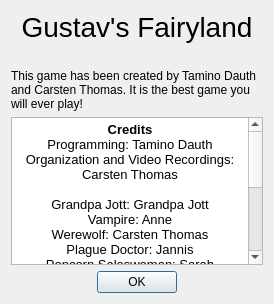
Qt form ui/aboutdialog.ui (tdauth/gustavsfairyland) before a commit.
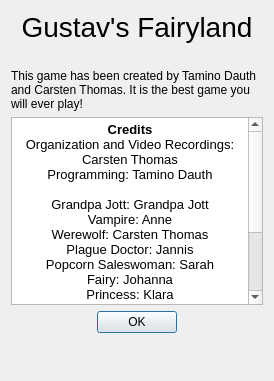
The same form after that commit. Icons and pictures are not drawn.

```diff
--- a/ui/aboutdialog.ui
+++ b/ui/aboutdialog.ui
@@ -7,29 +7,19 @@
     <x>0</x>
     <y>0</y>
     <width>274</width>
-    <height>304</height>
+    <height>381</height>
    </rect>
   </property>
   <property name="maximumSize">
    <size>
-    <width>274</width>
-    <height>304</height>
+    <width>16777215</width>
+    <height>16777215</height>
    </size>
   </property>
   <property name="windowTitle">
    <string>About Gustav's Faryland</string>
   </property>
   <layout class="QGridLayout" name="gridLayout">
-   <item row="5" column="0">
-    <widget class="QDialogButtonBox" name="buttonBox">
-     <property name="standardButtons">
-      <set>QDialogButtonBox::Ok</set>
-     </property>
-     <property name="centerButtons">
-      <bool>true</bool>
-     </property>
-    </widget>
-   </item>
    <item row="1" column="0">
     <widget class="QLabel" name="label">
      <property name="sizePolicy">
@@ -49,19 +39,6 @@
      </property>
     </widget>
    </item>
-   <item row="2" column="0">
-    <widget class="QLabel" name="label_2">
-     <property name="text">
-      <string>This game has been created by Tamino Dauth and Carsten Thomas. It is the best game you will ever play!</string>
-     </property>
-     <property name="scaledContents">
-      <bool>false</bool>
-     </property>
-     <property name="wordWrap">
-      <bool>true</bool>
-     </property>
-    </widget>
-   </item>
    <item row="0" column="0">
     <widget class="QLabel" name="label_3">
      <property name="font">
@@ -77,19 +54,6 @@
      </property>
     </widget>
    </item>
-   <item row="4" column="0">
-    <spacer name="verticalSpacer">
-     <property name="orientation">
-      <enum>Qt::Vertical</enum>
-     </property>
-     <property name="sizeHint" stdset="0">
-      <size>
-       <width>20</width>
-       <height>40</height>
-      </size>
-     </property>
-    </spacer>
-   </item>
    <item row="3" column="0">
     <widget class="QTextBrowser" name="textBrowser">
      <property name="html">
@@ -98,19 +62,19 @@
 p, li { white-space: pre-wrap; }
 &lt;/style&gt;&lt;/head&gt;&lt;body style=&quot; font-family:'MS Shell Dlg 2'; font-size:8.25pt; font-weight:400; font-style:normal;&quot;&gt;
 &lt;p align=&quot;center&quot; style=&quot; margin-top:0px; margin-bottom:0px; margin-left:0px; margin-right:0px; -qt-block-indent:0; text-indent:0px;&quot;&gt;&lt;span style=&quot; font-family:'Sans Serif'; font-size:10pt; font-weight:600;&quot;&gt;Credits&lt;/span&gt;&lt;/p&gt;
-&lt;p align=&quot;center&quot; style=&quot; margin-top:0px; margin-bottom:0px; margin-left:0px; margin-right:0px; -qt-block-indent:0; text-indent:0px;&quot;&gt;&lt;span style=&quot; font-family:'Sans Serif'; font-size:10pt;&quot;&gt;Programming: Tamino Dauth&lt;/span&gt;&lt;/p&gt;
 &lt;p align=&quot;center&quot; style=&quot; margin-top:0px; margin-bottom:0px; margin-left:0px; margin-right:0px; -qt-block-indent:0; text-indent:0px;&quot;&gt;&lt;span style=&quot; font-family:'Sans Serif'; font-size:10pt;&quot;&gt;Organization and Video Recordings: Carsten Thomas&lt;/span&gt;&lt;/p&gt;
+&lt;p align=&quot;center&quot; style=&quot; margin-top:0px; margin-bottom:0px; margin-left:0px; margin-right:0px; -qt-block-indent:0; text-indent:0px;&quot;&gt;&lt;span style=&quot; font-family:'Sans Serif'; font-size:10pt;&quot;&gt;Programming: Tamino Dauth&lt;/span&gt;&lt;/p&gt;
 &lt;p align=&quot;center&quot; style=&quot;-qt-paragraph-type:empty; margin-top:0px; margin-bottom:0px; margin-left:0px; margin-right:0px; -qt-block-indent:0; text-indent:0px; font-family:'Sans Serif'; font-size:10pt;&quot;&gt;&lt;br /&gt;&lt;/p&gt;
 &lt;p align=&quot;center&quot; style=&quot; margin-top:0px; margin-bottom:0px; margin-left:0px; margin-right:0px; -qt-block-indent:0; text-indent:0px;&quot;&gt;&lt;span style=&quot; font-family:'Sans Serif'; font-size:10pt;&quot;&gt;Grandpa Jott: Grandpa Jott&lt;/span&gt;&lt;/p&gt;
 &lt;p align=&quot;center&quot; style=&quot; margin-top:0px; margin-bottom:0px; margin-left:0px; margin-right:0px; -qt-block-indent:0; text-indent:0px;&quot;&gt;&lt;span style=&quot; font-family:'Sans Serif'; font-size:10pt;&quot;&gt;Vampire: Anne&lt;/span&gt;&lt;/p&gt;
 &lt;p align=&quot;center&quot; style=&quot; margin-top:0px; margin-bottom:0px; margin-left:0px; margin-right:0px; -qt-block-indent:0; text-indent:0px;&quot;&gt;&lt;span style=&quot; font-family:'Sans Serif'; font-size:10pt;&quot;&gt;Werewolf: Carsten Thomas&lt;/span&gt;&lt;/p&gt;
 &lt;p align=&quot;center&quot; style=&quot; margin-top:0px; margin-bottom:0px; margin-left:0px; margin-right:0px; -qt-block-indent:0; text-indent:0px;&quot;&gt;&lt;span style=&quot; font-family:'Sans Serif'; font-size:10pt;&quot;&gt;Plague Doctor: Jannis&lt;/span&gt;&lt;/p&gt;
 &lt;p align=&quot;center&quot; style=&quot; margin-top:0px; margin-bottom:0px; margin-left:0px; margin-right:0px; -qt-block-indent:0; text-indent:0px;&quot;&gt;&lt;span style=&quot; font-family:'Sans Serif'; font-size:10pt;&quot;&gt;Popcorn Saleswoman: Sarah&lt;/span&gt;&lt;/p&gt;
-&lt;p align=&quot;center&quot; style=&quot; margin-top:0px; margin-bottom:0px; margin-left:0px; margin-right:0px; -qt-block-indent:0; text-indent:0px;&quot;&gt;&lt;span style=&quot; font-family:'Sans Serif'; font-size:10pt;&quot;&gt;Fairy: Johanna Wohlgemuth&lt;/span&gt;&lt;/p&gt;
+&lt;p align=&quot;center&quot; style=&quot; margin-top:0px; margin-bottom:0px; margin-left:0px; margin-right:0px; -qt-block-indent:0; text-indent:0px;&quot;&gt;&lt;span style=&quot; font-family:'Sans Serif'; font-size:10pt;&quot;&gt;Fairy: Johanna&lt;/span&gt;&lt;/p&gt;
+&lt;p align=&quot;center&quot; style=&quot; margin-top:0px; margin-bottom:0px; margin-left:0px; margin-right:0px; -qt-block-indent:0; text-indent:0px;&quot;&gt;&lt;span style=&quot; font-family:'Sans Serif'; font-size:10pt;&quot;&gt;Princess: Klara&lt;/span&gt;&lt;/p&gt;
+&lt;p align=&quot;center&quot; style=&quot; margin-top:0px; margin-bottom:0px; margin-left:0px; margin-right:0px; -qt-block-indent:0; text-indent:0px;&quot;&gt;&lt;span style=&quot; font-family:'Sans Serif'; font-size:10pt;&quot;&gt;Jedi: Mats&lt;/span&gt;&lt;/p&gt;
 &lt;p align=&quot;center&quot; style=&quot; margin-top:0px; margin-bottom:0px; margin-left:0px; margin-right:0px; -qt-block-indent:0; text-indent:0px;&quot;&gt;&lt;span style=&quot; font-family:'Sans Serif'; font-size:10pt;&quot;&gt;Gustav Mahler: Tamino Dauth&lt;/span&gt;&lt;/p&gt;
 &lt;p align=&quot;center&quot; style=&quot;-qt-paragraph-type:empty; margin-top:0px; margin-bottom:0px; margin-left:0px; margin-right:0px; -qt-block-indent:0; text-indent:0px; font-family:'Sans Serif'; font-size:10pt;&quot;&gt;&lt;br /&gt;&lt;/p&gt;
-&lt;p align=&quot;center&quot; style=&quot; margin-top:0px; margin-bottom:0px; margin-left:0px; margin-right:0px; -qt-block-indent:0; text-indent:0px;&quot;&gt;&lt;span style=&quot; font-family:'Sans Serif'; font-size:10pt;&quot;&gt;All Acts: Tamino Dauth and Carsten Thomas&lt;/span&gt;&lt;/p&gt;
-&lt;p align=&quot;center&quot; style=&quot;-qt-paragraph-type:empty; margin-top:0px; margin-bottom:0px; margin-left:0px; margin-right:0px; -qt-block-indent:0; text-indent:0px; font-family:'Sans Serif'; font-size:10pt;&quot;&gt;&lt;br /&gt;&lt;/p&gt;
 &lt;p align=&quot;center&quot; style=&quot; margin-top:0px; margin-bottom:0px; margin-left:0px; margin-right:0px; -qt-block-indent:0; text-indent:0px;&quot;&gt;&lt;span style=&quot; font-family:'Sans Serif'; font-size:10pt;&quot;&gt;Wood texture: &lt;/span&gt;&lt;a href=&quot;http://publicdomainvectors.org/en/free-clipart/Wood-texture/39404.html&quot;&gt;&lt;span style=&quot; font-family:'Sans Serif'; font-size:10pt; text-decoration: underline; color:#0000ff;&quot;&gt;Click me&lt;/span&gt;&lt;/a&gt;&lt;span style=&quot; font-size:8pt;&quot;&gt;&lt;br /&gt;&lt;/span&gt;&lt;span style=&quot; font-size:10pt;&quot;&gt;Paper texture: &lt;/span&gt;&lt;a href=&quot;http://all-free-download.com/free-vector/download/set-of-blank-paper-design-vector_524297.html&quot;&gt;&lt;span style=&quot; font-size:10pt; text-decoration: underline; color:#0000ff;&quot;&gt;Click me &lt;/span&gt;&lt;/a&gt;&lt;/p&gt;
 &lt;p align=&quot;center&quot; style=&quot; margin-top:0px; margin-bottom:0px; margin-left:0px; margin-right:0px; -qt-block-indent:0; text-indent:0px;&quot;&gt;&lt;span style=&quot; font-size:10pt;&quot;&gt;Icon: &lt;/span&gt;&lt;a href=&quot; https://commons.wikimedia.org/wiki/File:Gustav_Mahler_by_Hans_Schliessmann-12.jpg&quot;&gt;&lt;span style=&quot; font-size:10pt; text-decoration: underline; color:#0000ff;&quot;&gt;Click me&lt;/span&gt;&lt;/a&gt;&lt;/p&gt;
 &lt;p align=&quot;center&quot; style=&quot; margin-top:0px; margin-bottom:0px; margin-left:0px; margin-right:0px; -qt-block-indent:0; text-indent:0px;&quot;&gt;&lt;span style=&quot; font-family:'Sans Serif'; font-size:10pt;&quot;&gt;Mahler's 5th Symphony: &lt;/span&gt;&lt;a href=&quot;https://archive.org/details/Mahler_Symphony_5&quot;&gt;&lt;span style=&quot; font-family:'Sans Serif'; font-size:10pt; text-decoration: underline; color:#2980b9;&quot;&gt;Click me&lt;/span&gt;&lt;/a&gt;&lt;/p&gt;&lt;/body&gt;&lt;/html&gt;</string>
@@ -120,6 +84,42 @@
      </property>
     </widget>
    </item>
+   <item row="5" column="0">
+    <spacer name="verticalSpacer">
+     <property name="orientation">
+      <enum>Qt::Vertical</enum>
+     </property>
+     <property name="sizeHint" stdset="0">
+      <size>
+       <width>20</width>
+       <height>40</height>
+      </size>
+     </property>
+    </spacer>
+   </item>
+   <item row="2" column="0">
+    <widget class="QLabel" name="label_2">
+     <property name="text">
+      <string>This game has been created by Tamino Dauth and Carsten Thomas. It is the best game you will ever play!</string>
+     </property>
+     <property name="scaledContents">
+      <bool>false</bool>
+     </property>
+     <property name="wordWrap">
+      <bool>true</bool>
+     </property>
+    </widget>
+   </item>
+   <item row="4" column="0">
+    <widget class="QDialogButtonBox" name="buttonBox">
+     <property name="standardButtons">
+      <set>QDialogButtonBox::Ok</set>
+     </property>
+     <property name="centerButtons">
+      <bool>true</bool>
+     </property>
+    </widget>
+   </item>
   </layout>
  </widget>
  <resources>
```
